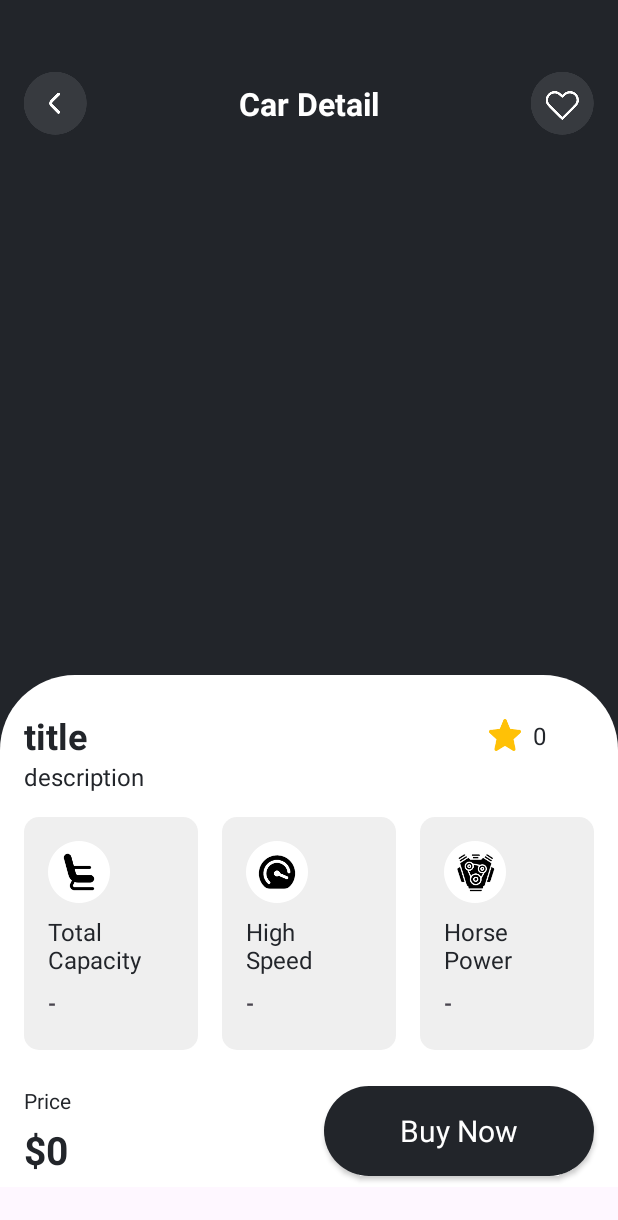
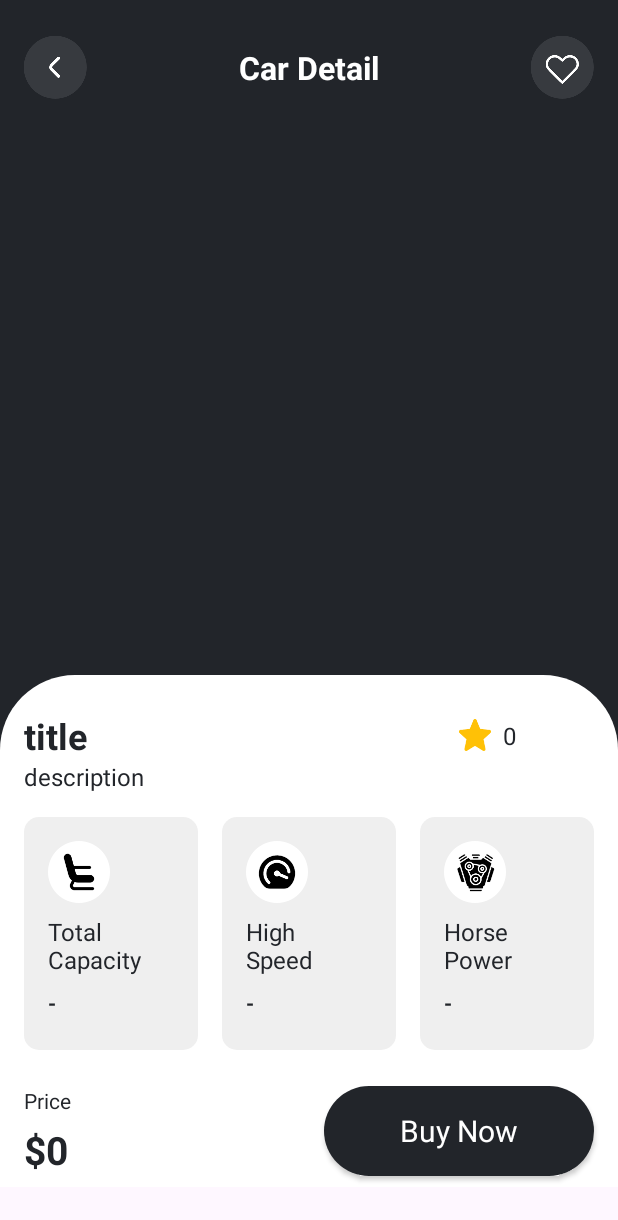
Before and after one commit to Mohammadx1x/CAR_SHOP, an Android app: the DetailActivity screen opened directly, with no data from a screen before it, on a phone screen of 412 x 824 dp. Shown: the top 1220 px of the screen. Run offline under Robolectric (Android 15) with nearby library versions, the phone set to English and light mode, and no system bars.

Commit message:
fix somethings

```diff
--- a/app/src/main/AndroidManifest.xml
+++ b/app/src/main/AndroidManifest.xml
@@ -10,9 +10,9 @@
         android:allowBackup="true"
         android:dataExtractionRules="@xml/data_extraction_rules"
         android:fullBackupContent="@xml/backup_rules"
-        android:icon="@mipmap/ic_launcher"
+        android:icon="@drawable/cat2"
         android:label="@string/app_name"
-        android:roundIcon="@mipmap/ic_launcher_round"
+        android:roundIcon="@drawable/cat2"
         android:supportsRtl="true"
         android:theme="@style/Theme.CARSHOP"
         tools:targetApi="31">
--- a/app/src/main/res/layout/activity_detail.xml
+++ b/app/src/main/res/layout/activity_detail.xml
@@ -5,6 +5,7 @@
     android:id="@+id/main"
     android:layout_width="match_parent"
     android:layout_height="match_parent"
+    android:fitsSystemWindows="true"
     tools:context=".Activity.DetailActivity">
 
     <ScrollView
@@ -34,7 +35,7 @@
                         android:layout_width="wrap_content"
                         android:layout_height="wrap_content"
                         android:layout_marginStart="16dp"
-                        android:layout_marginTop="48dp"
+                        android:layout_marginTop="24dp"
                         app:layout_constraintStart_toStartOf="parent"
                         app:layout_constraintTop_toTopOf="parent"
                         app:srcCompat="@drawable/back1" />
@@ -105,7 +106,7 @@
 
                             <TextView
                                 android:id="@+id/titleTxt"
-                                android:layout_width="310dp"
+                                android:layout_width="290dp"
                                 android:layout_height="wrap_content"
                                 android:text="title"
                                 android:textColor="@color/black"
@@ -176,6 +177,7 @@
                                     android:layout_marginStart="16dp"
                                     android:layout_marginTop="8dp"
                                     android:layout_marginEnd="16dp"
+                                    android:textColor="@color/black"
                                     android:text="-"
                                     android:textStyle="bold" />
                             </LinearLayout>
@@ -213,6 +215,7 @@
                                     android:layout_marginStart="16dp"
                                     android:layout_marginTop="8dp"
                                     android:layout_marginEnd="16dp"
+                                    android:textColor="@color/black"
                                     android:text="-"
                                     android:textStyle="bold" />
                             </LinearLayout>
@@ -248,6 +251,7 @@
                                     android:layout_marginStart="16dp"
                                     android:layout_marginTop="8dp"
                                     android:layout_marginEnd="16dp"
+                                    android:textColor="@color/black"
                                     android:text="-"
                                     android:textStyle="bold" />
                             </LinearLayout>
--- a/app/src/main/res/layout/activity_intro.xml
+++ b/app/src/main/res/layout/activity_intro.xml
@@ -12,7 +12,7 @@
         android:id="@+id/textView"
         android:layout_width="wrap_content"
         android:layout_height="wrap_content"
-        android:layout_marginStart="24dp"
+        android:layout_marginStart="16dp"
         android:layout_marginTop="48dp"
         android:text="Easy Way To Buy \nYour Dream Car"
         android:textColor="@color/white"
--- a/app/src/main/res/layout/activity_main.xml
+++ b/app/src/main/res/layout/activity_main.xml
@@ -5,6 +5,7 @@
     android:id="@+id/main"
     android:layout_width="match_parent"
     android:layout_height="match_parent"
+    android:fitsSystemWindows="true"
     android:background="@color/grey"
     tools:context=".Activity.MainActivity">
 
@@ -40,7 +41,7 @@
                     android:layout_height="wrap_content"
                     android:layout_marginStart="8dp"
                     android:layout_marginTop="8dp"
-                    android:text="---------"
+                    android:text="------------------"
                     app:layout_constraintStart_toEndOf="@+id/profilePic"
                     app:layout_constraintTop_toTopOf="parent" />
 
@@ -50,6 +51,7 @@
                     android:layout_height="wrap_content"
                     android:layout_marginBottom="8dp"
                     android:text="Mohammad Alhroob"
+                    android:textColor="@color/black"
                     android:textStyle="bold"
                     app:layout_constraintBottom_toBottomOf="parent"
                     app:layout_constraintStart_toStartOf="@+id/textView3" />
--- a/app/src/main/res/layout/activity_profile.xml
+++ b/app/src/main/res/layout/activity_profile.xml
@@ -5,6 +5,7 @@
     android:id="@+id/main"
     android:layout_width="match_parent"
     android:layout_height="match_parent"
+    android:fitsSystemWindows="true"
     tools:context=".Activity.ProfileActivity">
 
     <ScrollView
```
Also changed, not shown: app/src/main/res/drawable/cat2.png (added).
